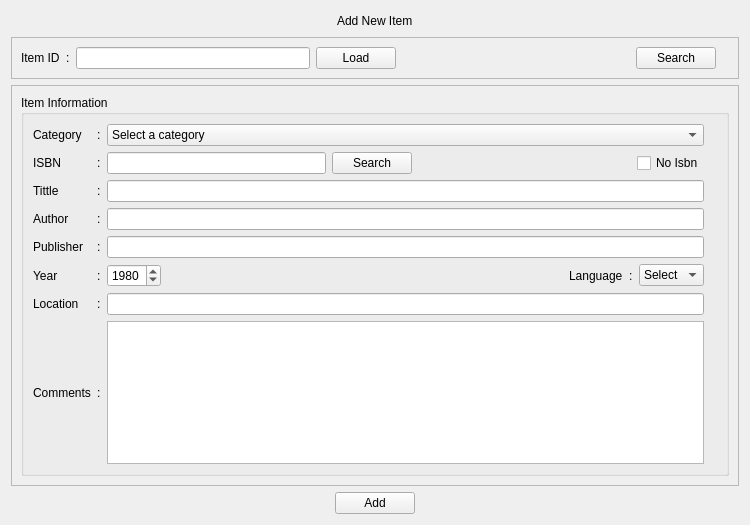
cagonza6/Buho, file src/Gui/mNewItem.ui: the form before one commit.
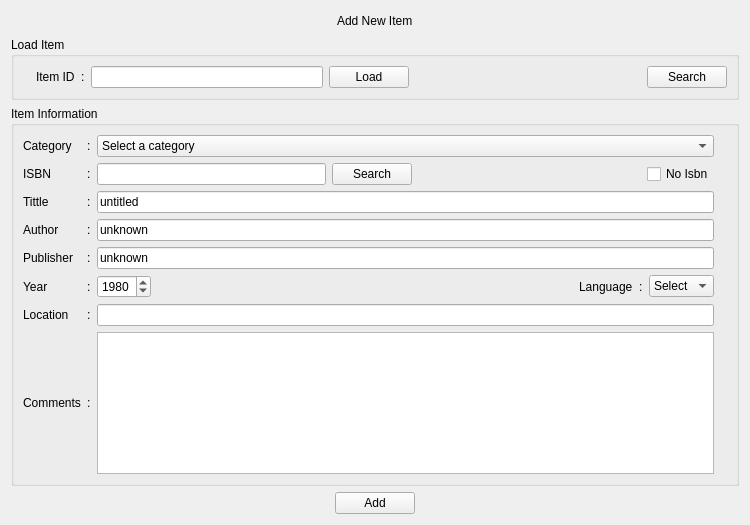
The form after the commit. Icons and pictures are not drawn.

Commit message:
Edit item Window Modifications:
    * Validation for year removed

    * default values for fields

    * ID indicator is now used correctly

    * Replaced frame for search ID by a group box

Diff of the .ui file:
```diff
--- a/src/Gui/mNewItem.ui
+++ b/src/Gui/mNewItem.ui
@@ -67,14 +67,21 @@
     </layout>
    </item>
    <item>
-    <widget class="QFrame" name="frameEditItem">
-     <property name="frameShape">
-      <enum>QFrame::StyledPanel</enum>
-     </property>
-     <property name="frameShadow">
-      <enum>QFrame::Raised</enum>
+    <widget class="QGroupBox" name="frameEditItem">
+     <property name="title">
+      <string>Load Item</string>
      </property>
      <layout class="QHBoxLayout" name="horizontalLayout_6">
+      <item>
+       <widget class="QLabel" name="check_itemID">
+        <property name="text">
+         <string/>
+        </property>
+        <property name="pixmap">
+         <pixmap resource="myicons.qrc">:/status/resources/pixmap/icons/status/status-no.png</pixmap>
+        </property>
+       </widget>
+      </item>
       <item>
        <widget class="QLabel" name="_ItemID">
         <property name="text">
@@ -121,30 +128,11 @@
           </property>
          </widget>
         </item>
-        <item>
-         <widget class="QLabel" name="check_itemID">
-          <property name="text">
-           <string/>
-          </property>
-          <property name="pixmap">
-           <pixmap resource="myicons.qrc">:/status/resources/pixmap/icons/status/status-no.png</pixmap>
-          </property>
-         </widget>
-        </item>
        </layout>
       </item>
      </layout>
     </widget>
    </item>
-   <item>
-    <widget class="QFrame" name="frame_2">
-     <property name="frameShape">
-      <enum>QFrame::StyledPanel</enum>
-     </property>
-     <property name="frameShadow">
-      <enum>QFrame::Raised</enum>
-     </property>
-     <layout class="QVBoxLayout" name="verticalLayout_3">
       <item>
        <widget class="QGroupBox" name="groupBox">
         <property name="title">
@@ -188,16 +176,6 @@
                </property>
               </widget>
              </item>
-             <item>
-              <widget class="QLabel" name="label_year_check">
-               <property name="text">
-                <string/>
-               </property>
-               <property name="pixmap">
-                <pixmap resource="myicons.qrc">:/status/resources/pixmap/icons/status/status-no.png</pixmap>
-               </property>
-              </widget>
-             </item>
              <item>
               <spacer name="horizontalSpacer_3">
                <property name="orientation">
@@ -286,7 +264,11 @@
             </widget>
            </item>
            <item row="3" column="2">
-            <widget class="QLineEdit" name="field_title"/>
+         <widget class="QLineEdit" name="field_title">
+          <property name="text">
+           <string>untitled</string>
+          </property>
+         </widget>
            </item>
            <item row="4" column="0">
             <widget class="QLabel" name="label_author">
@@ -296,7 +278,11 @@
             </widget>
            </item>
            <item row="4" column="2">
-            <widget class="QLineEdit" name="field_author"/>
+         <widget class="QLineEdit" name="field_author">
+          <property name="text">
+           <string>unknown</string>
+          </property>
+         </widget>
            </item>
            <item row="1" column="0">
             <widget class="QLabel" name="label_format">
@@ -306,7 +292,11 @@
             </widget>
            </item>
            <item row="5" column="2">
-            <widget class="QLineEdit" name="field_publisher"/>
+         <widget class="QLineEdit" name="field_publisher">
+          <property name="text">
+           <string>unknown</string>
+          </property>
+         </widget>
            </item>
            <item row="2" column="3">
             <widget class="QLabel" name="label_ISBN_check">
@@ -455,11 +445,22 @@
            </item>
           </layout>
          </item>
+      <item>
+       <spacer name="verticalSpacer_2">
+        <property name="orientation">
+         <enum>Qt::Vertical</enum>
+        </property>
+        <property name="sizeHint" stdset="0">
+         <size>
+          <width>20</width>
+          <height>40</height>
+         </size>
+        </property>
+       </spacer>
+      </item>
         </layout>
         <zorder></zorder>
-       </widget>
-      </item>
-     </layout>
+     <zorder>verticalSpacer_2</zorder>
     </widget>
    </item>
    <item>
```
Left out of the diff: 16 changed lines with no effect on the pictures. Lines whose indentation alone changed are shown as unchanged. The commit also changes 1 other file.
